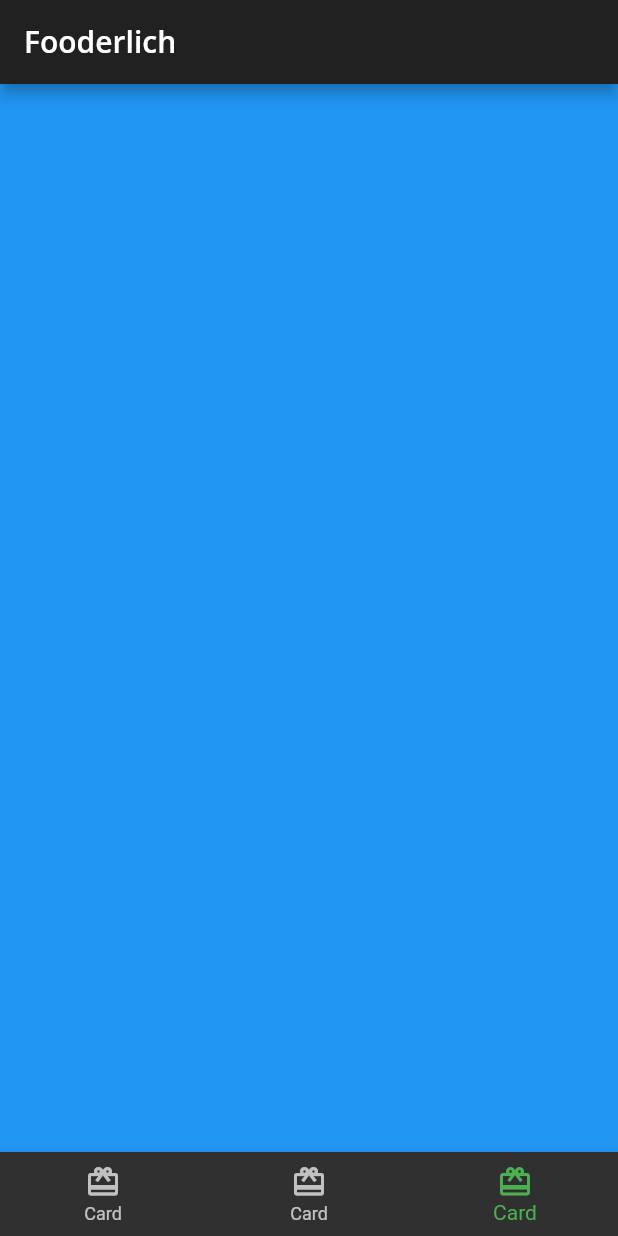
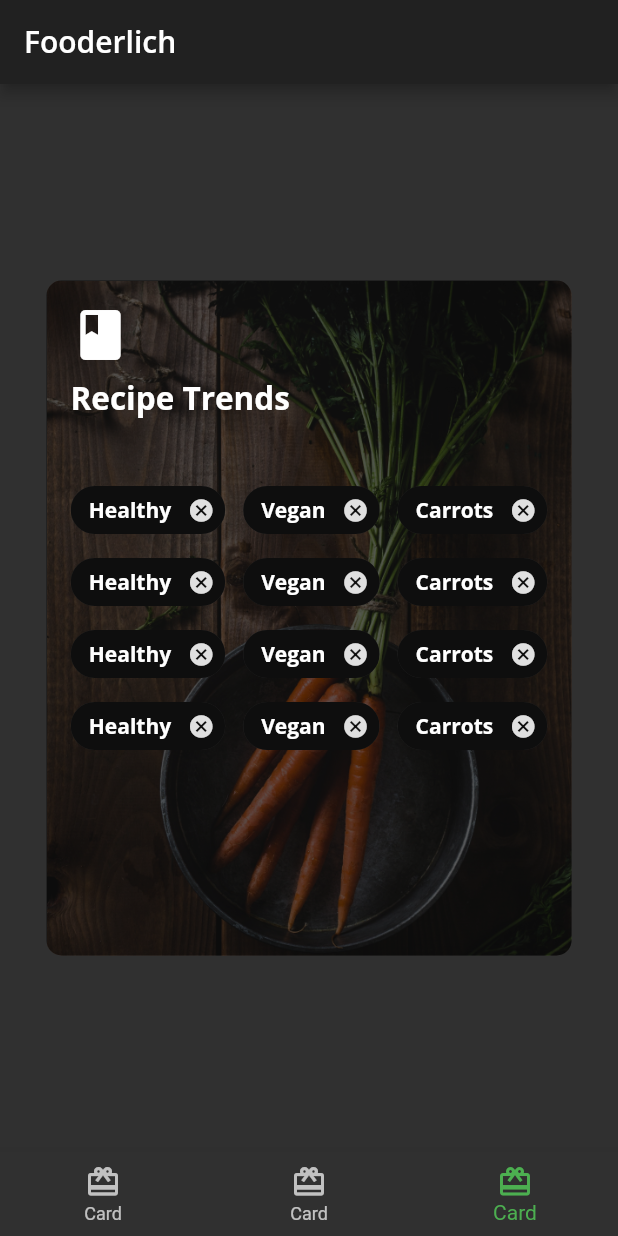
Before and after one commit to morikann/flutter-apprentice-II, a Flutter app: the screen it shows after launch, item 3 of the bottom bar chosen, on a phone screen of 412 x 824 dp. Run offline on Flutter 3.47's test engine with Material 2 defaults, Android fonts, the phone set to English and light mode, and no system bars; our stand-ins replace google_fonts.

Commit message:
Creating Card3

```diff
--- /dev/null
+++ b/lib/card3.dart
@@ -0,0 +1,158 @@
+import 'package:flutter/material.dart';
+import 'fooderlich_theme.dart';
+
+class Card3 extends StatelessWidget {
+  const Card3({Key? key}) : super(key: key);
+
+  @override
+  Widget build(BuildContext context) {
+    return Center(
+      child: Container(
+        constraints: const BoxConstraints.expand(
+          width: 350,
+          height: 450,
+        ),
+        decoration: const BoxDecoration(
+          image: DecorationImage(
+            image: AssetImage('assets/mag2.png'),
+            fit: BoxFit.cover,
+          ),
+          borderRadius: BorderRadius.all(Radius.circular(10.0)),
+        ),
+        child: Stack(
+          children: [
+            Container(
+              decoration: BoxDecoration(
+                color: Colors.black.withOpacity(0.6),
+                borderRadius: const BorderRadius.all(Radius.circular(10.0)),
+              ),
+            ),
+            Container(
+              padding: const EdgeInsets.all(16),
+              child: Column(
+                crossAxisAlignment: CrossAxisAlignment.start,
+                children: [
+                  const Icon(
+                    Icons.book,
+                    color: Colors.white,
+                    size: 40,
+                  ),
+                  const SizedBox(height: 8),
+                  Text(
+                    'Recipe Trends',
+                    style: FooderlichTheme.darkTextTheme.headline2,
+                  ),
+                  const SizedBox(height: 30),
+                ],
+              ),
+            ),
+            Center(
+              child: Wrap(
+                alignment: WrapAlignment.start,
+                spacing: 12,
+                children: [
+                  Chip(
+                    label: Text('Healthy',
+                        style: FooderlichTheme.darkTextTheme.bodyText1),
+                    backgroundColor: Colors.black.withOpacity(0.7),
+                    onDeleted: () {
+                      print('delete');
+                    },
+                  ),
+                  Chip(
+                    label: Text('Vegan',
+                        style: FooderlichTheme.darkTextTheme.bodyText1),
+                    backgroundColor: Colors.black.withOpacity(0.7),
+                    onDeleted: () {
+                      print('delete');
+                    },
+                  ),
+                  Chip(
+                    label: Text('Carrots',
+                        style: FooderlichTheme.darkTextTheme.bodyText1),
+                    backgroundColor: Colors.black.withOpacity(0.7),
+                    onDeleted: () {
+                      print('delete');
+                    },
+                  ),
+                  Chip(
+                    label: Text('Healthy',
+                        style: FooderlichTheme.darkTextTheme.bodyText1),
+                    backgroundColor: Colors.black.withOpacity(0.7),
+                    onDeleted: () {
+                      print('delete');
+                    },
+                  ),
+                  Chip(
+                    label: Text('Vegan',
+                        style: FooderlichTheme.darkTextTheme.bodyText1),
+                    backgroundColor: Colors.black.withOpacity(0.7),
+                    onDeleted: () {
+                      print('delete');
+                    },
+                  ),
+                  Chip(
+                    label: Text('Carrots',
+                        style: FooderlichTheme.darkTextTheme.bodyText1),
+                    backgroundColor: Colors.black.withOpacity(0.7),
+                    onDeleted: () {
+                      print('delete');
+                    },
+                  ),
+                  Chip(
+                    label: Text('Healthy',
+                        style: FooderlichTheme.darkTextTheme.bodyText1),
+                    backgroundColor: Colors.black.withOpacity(0.7),
+                    onDeleted: () {
+                      print('delete');
+                    },
+                  ),
+                  Chip(
+                    label: Text('Vegan',
+                        style: FooderlichTheme.darkTextTheme.bodyText1),
+                    backgroundColor: Colors.black.withOpacity(0.7),
+                    onDeleted: () {
+                      print('delete');
+                    },
+                  ),
+                  Chip(
+                    label: Text('Carrots',
+                        style: FooderlichTheme.darkTextTheme.bodyText1),
+                    backgroundColor: Colors.black.withOpacity(0.7),
+                    onDeleted: () {
+                      print('delete');
+                    },
+                  ),
+                  Chip(
+                    label: Text('Healthy',
+                        style: FooderlichTheme.darkTextTheme.bodyText1),
+                    backgroundColor: Colors.black.withOpacity(0.7),
+                    onDeleted: () {
+                      print('delete');
+                    },
+                  ),
+                  Chip(
+                    label: Text('Vegan',
+                        style: FooderlichTheme.darkTextTheme.bodyText1),
+                    backgroundColor: Colors.black.withOpacity(0.7),
+                    onDeleted: () {
+                      print('delete');
+                    },
+                  ),
+                  Chip(
+                    label: Text('Carrots',
+                        style: FooderlichTheme.darkTextTheme.bodyText1),
+                    backgroundColor: Colors.black.withOpacity(0.7),
+                    onDeleted: () {
+                      print('delete');
+                    },
+                  ),
+                ],
+              ),
+            ),
+          ],
+        ),
+      ),
+    );
+  }
+}
--- a/lib/home.dart
+++ b/lib/home.dart
@@ -1,6 +1,7 @@
 import 'package:flutter/material.dart';
 import 'card1.dart';
 import 'card2.dart';
+import 'card3.dart';
 
 class Home extends StatefulWidget {
   const Home({Key? key}) : super(key: key);
@@ -15,7 +16,7 @@ class _HomeState extends State<Home> {
   static List<Widget> pages = [
     const Card1(),
     const Card2(),
-    Container(color: Colors.blue),
+    const Card3(),
   ];
 
   void onItemTapped(int index) {
```
